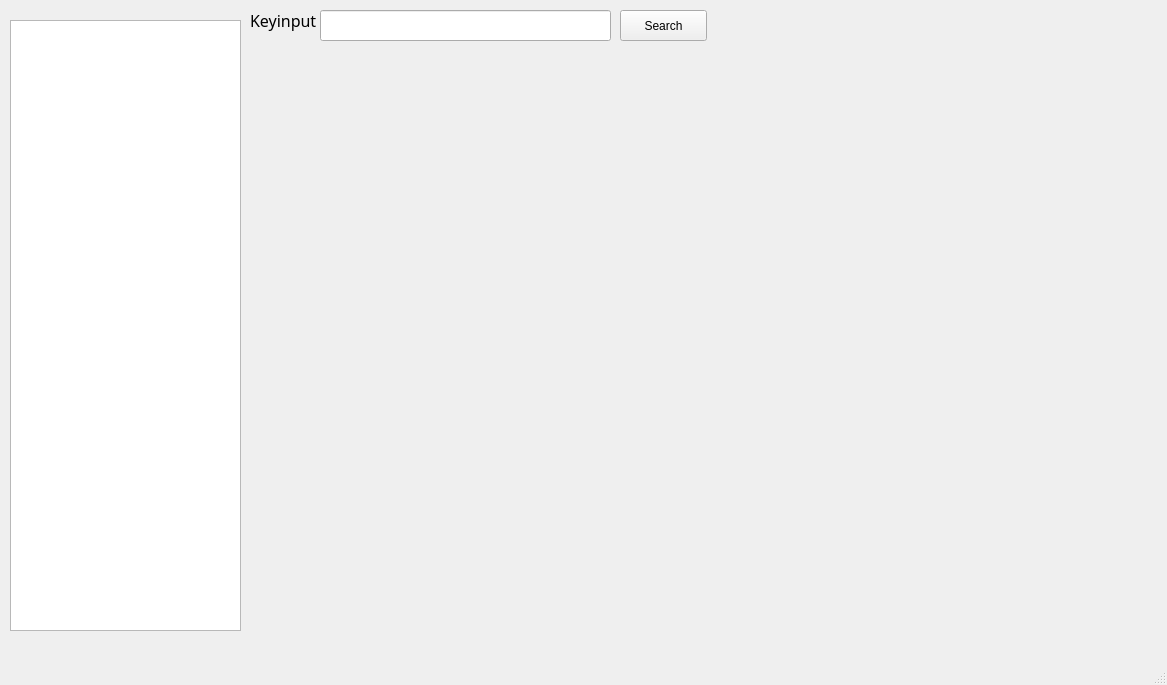
Above: mainwindow.ui from senhaisenhai/qtgui before the change. Below: the same form after it.
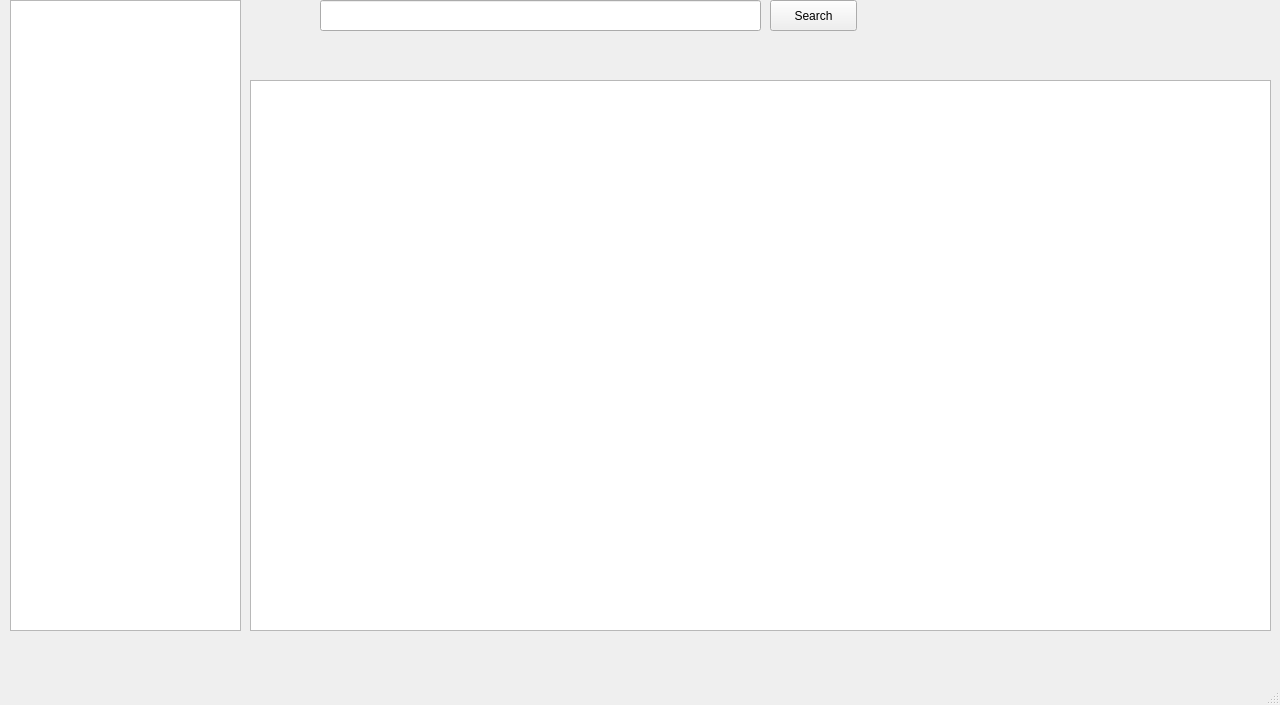
That is the form after the change.

The edit to the form file:
```diff
--- a/mainwindow.ui
+++ b/mainwindow.ui
@@ -6,10 +6,22 @@
    <rect>
     <x>0</x>
     <y>0</y>
-    <width>1167</width>
-    <height>685</height>
+    <width>1280</width>
+    <height>705</height>
    </rect>
   </property>
+  <property name="minimumSize">
+   <size>
+    <width>1280</width>
+    <height>705</height>
+   </size>
+  </property>
+  <property name="maximumSize">
+   <size>
+    <width>1280</width>
+    <height>705</height>
+   </size>
+  </property>
   <property name="windowTitle">
    <string>MainWindow</string>
   </property>
@@ -18,37 +30,18 @@
     <property name="geometry">
      <rect>
       <x>10</x>
-      <y>20</y>
+      <y>0</y>
       <width>231</width>
-      <height>611</height>
+      <height>631</height>
      </rect>
     </property>
    </widget>
-   <widget class="QLabel" name="label">
-    <property name="geometry">
-     <rect>
-      <x>250</x>
-      <y>10</y>
-      <width>71</width>
-      <height>21</height>
-     </rect>
-    </property>
-    <property name="font">
-     <font>
-      <family>Abyssinica SIL</family>
-      <pointsize>12</pointsize>
-     </font>
-    </property>
-    <property name="text">
-     <string>Keyinput</string>
-    </property>
-   </widget>
    <widget class="QLineEdit" name="lineEdit">
     <property name="geometry">
      <rect>
       <x>320</x>
-      <y>10</y>
-      <width>291</width>
+      <y>0</y>
+      <width>441</width>
       <height>31</height>
      </rect>
     </property>
@@ -56,8 +49,8 @@
    <widget class="QPushButton" name="pushButton">
     <property name="geometry">
      <rect>
-      <x>620</x>
-      <y>10</y>
+      <x>770</x>
+      <y>0</y>
       <width>87</width>
       <height>31</height>
      </rect>
@@ -66,6 +59,35 @@
      <string>Search</string>
     </property>
    </widget>
+   <widget class="QTableView" name="tableView">
+    <property name="geometry">
+     <rect>
+      <x>250</x>
+      <y>80</y>
+      <width>1021</width>
+      <height>551</height>
+     </rect>
+    </property>
+    <property name="font">
+     <font>
+      <family>Abyssinica SIL</family>
+      <pointsize>8</pointsize>
+     </font>
+    </property>
+   </widget>
+   <widget class="QLabel" name="label">
+    <property name="geometry">
+     <rect>
+      <x>250</x>
+      <y>640</y>
+      <width>161</width>
+      <height>16</height>
+     </rect>
+    </property>
+    <property name="text">
+     <string> </string>
+    </property>
+   </widget>
   </widget>
   <widget class="QMenuBar" name="menuBar">
    <property name="geometry">
```
Left out of the diff: 2 changed lines with no effect on the pictures.
